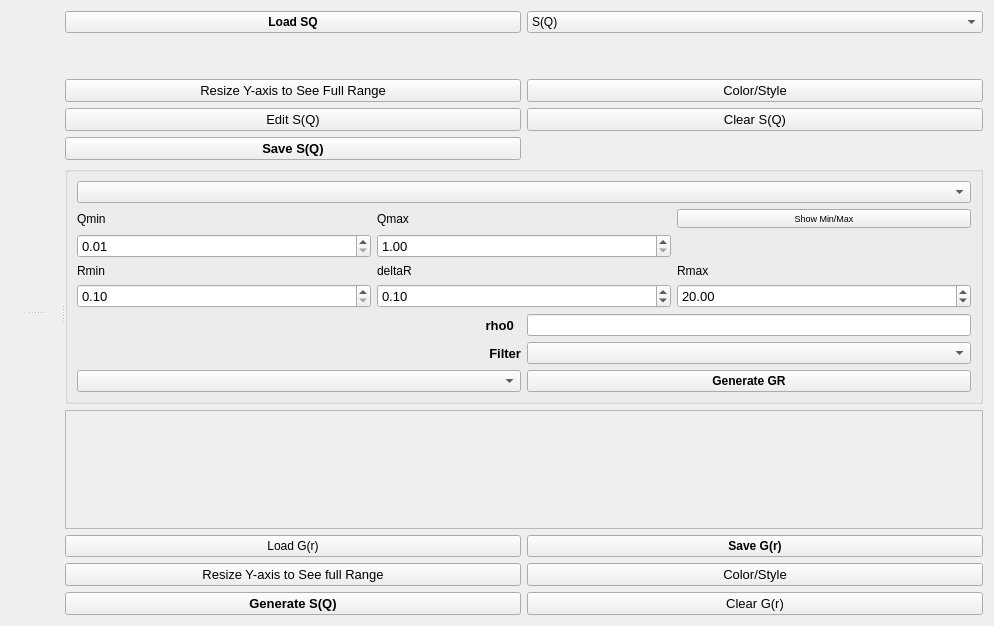
Qt form addie/ui/splitui_calculategr_tab.ui (neutrons/addie) before a commit.
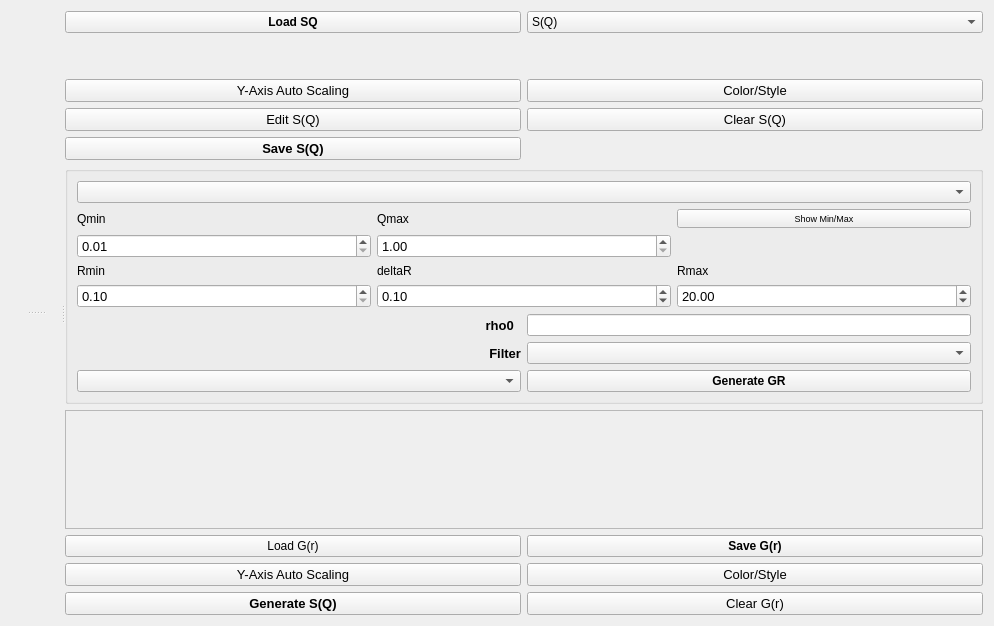
The same form after that commit.

Commit message: Renamed Scaling button

Patch:
```diff
--- a/addie/ui/splitui_calculategr_tab.ui
+++ b/addie/ui/splitui_calculategr_tab.ui
@@ -150,7 +150,7 @@
             <string/>
            </property>
            <property name="text">
-            <string>Resize Y-axis to See Full Range</string>
+            <string>Y-Axis Auto Scaling</string>
            </property>
           </widget>
          </item>
@@ -504,7 +504,7 @@
             </font>
            </property>
            <property name="text">
-            <string>Resize Y-axis to See full Range</string>
+            <string>Y-Axis Auto Scaling</string>
            </property>
           </widget>
          </item>
```
